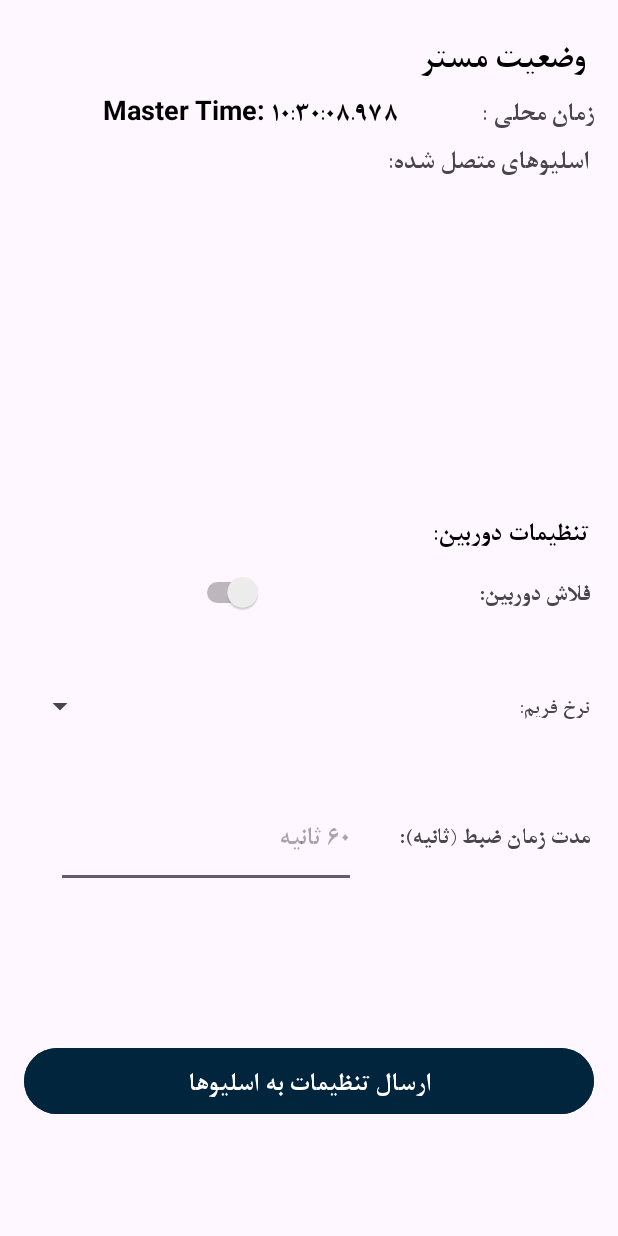
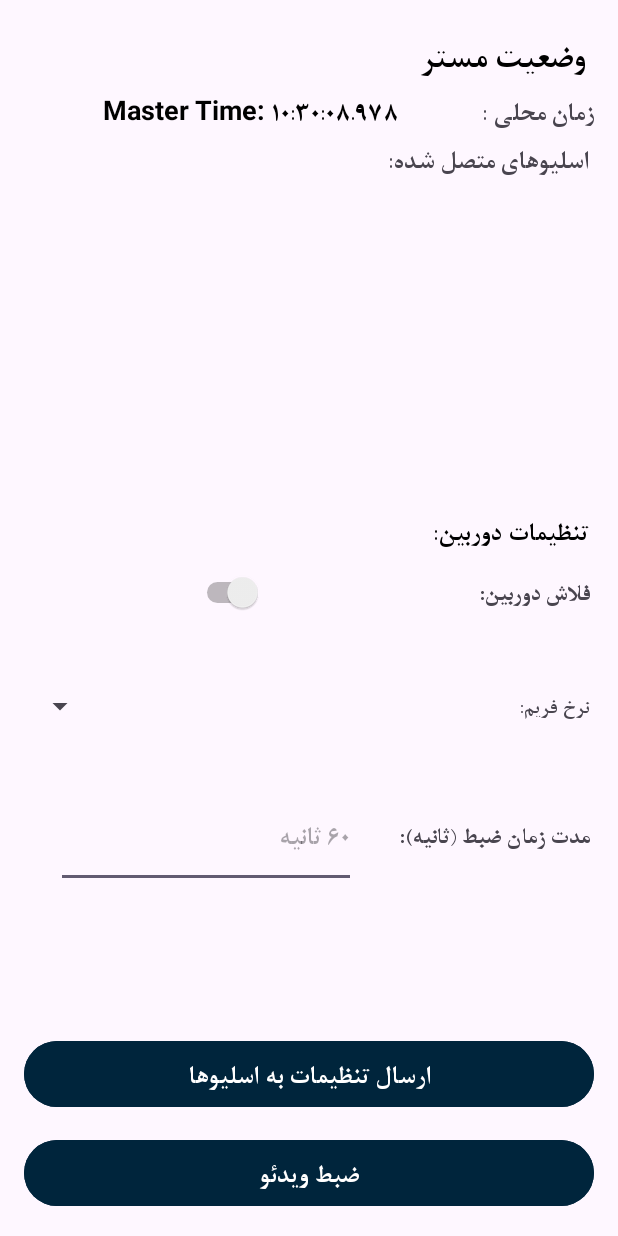
Before and after one commit to 100jjad/DistributedCameras, an Android app: the screen it shows after launch (MasterStatusActivity), after a tap on an icon or button, on a phone screen of 412 x 824 dp. Run offline under Robolectric (Android 15) with nearby library versions, the light colour scheme and no system bars.

Commit message:
25/10/1403 V1

```diff
--- a/app/src/main/AndroidManifest.xml
+++ b/app/src/main/AndroidManifest.xml
@@ -27,6 +27,7 @@
         <activity android:name=".MasterStatusActivity" />
         <activity android:name=".SlaveStatusActivity"
             android:exported="true"/>
+        <activity android:name=".CameraActivity" />
 
     </application>
 
--- a/app/src/main/res/layout/activity_master_status.xml
+++ b/app/src/main/res/layout/activity_master_status.xml
@@ -184,11 +184,30 @@
         android:text="ارسال تنظیمات به اسلیوها"
         android:textColor="#FFFFFF"
         android:textSize="18sp"
+        app:layout_constraintBottom_toTopOf="@+id/btnVideoRecord"
+        app:layout_constraintEnd_toEndOf="parent"
+        app:layout_constraintStart_toStartOf="parent"
+        app:layout_constraintTop_toTopOf="parent"
+        app:layout_constraintVertical_bias="0.98"
+        app:layout_marginBaseline="16dp" />
+
+
+    <Button
+        android:id="@+id/btnVideoRecord"
+        android:layout_width="match_parent"
+        android:layout_height="wrap_content"
+        android:layout_marginStart="16dp"
+        android:layout_marginEnd="16dp"
+        android:layout_marginBottom="16dp"
+        android:backgroundTint="@color/primary"
+        android:text="ضبط ویدئو"
+        android:textColor="#FFFFFF"
+        android:textSize="18sp"
         app:layout_constraintBottom_toBottomOf="parent"
         app:layout_constraintEnd_toEndOf="parent"
         app:layout_constraintStart_toStartOf="parent"
         app:layout_constraintTop_toTopOf="parent"
-        app:layout_constraintVertical_bias="0.9"
+        app:layout_constraintVertical_bias="1.0"
         app:layout_marginBaseline="16dp" />
 
 </androidx.constraintlayout.widget.ConstraintLayout>
```
Also changed, not shown: app/src/main/java/com/example/testwirelesssynchronizationofmultipledistributedcameras/Camera.kt (deleted, +0 -22 lines), app/src/main/java/com/example/testwirelesssynchronizationofmultipledistributedcameras/CameraActivity.kt (added, +40 -0 lines), app/src/main/java/com/example/testwirelesssynchronizationofmultipledistributedcameras/MasterStatusActivity.kt (+25 -0 lines), app/src/main/java/com/example/testwirelesssynchronizationofmultipledistributedcameras/SlaveStatusActivity.kt (+8 -1 lines), app/src/main/res/layout/activity_camera.xml (+10 -1 lines), 4 other files.
